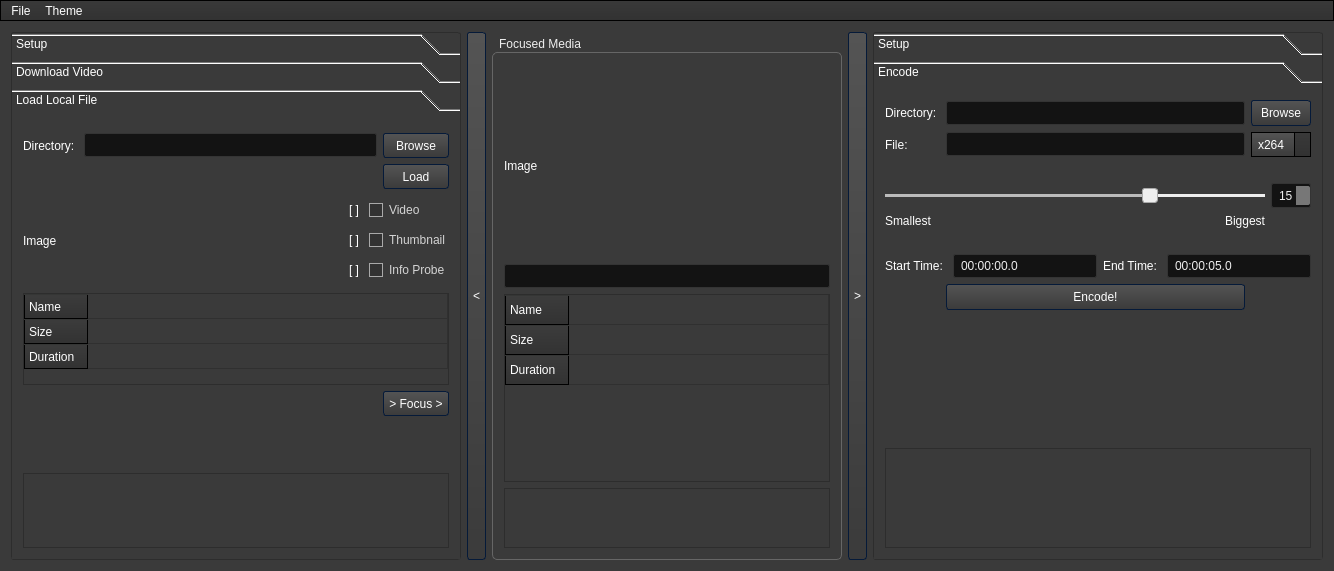
Chrscool8/ClipEZ-aka-Download-and-Clip, file Download_and_Clip.ui: the form before one commit.
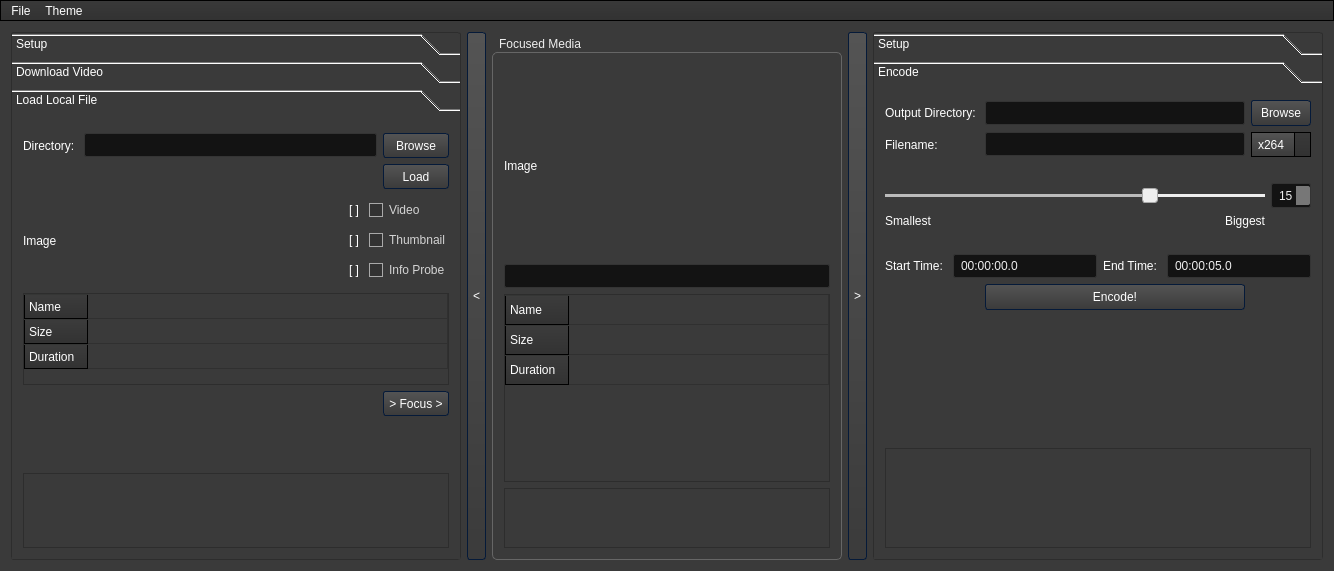
The form after the commit. The open tabs and pages were chosen to show the change. Icons and pictures are not drawn.

The edit to the form file:
```diff
--- a/Download_and_Clip.ui
+++ b/Download_and_Clip.ui
@@ -2402,7 +2402,7 @@
         <item row="0" column="0">
          <widget class="QLabel" name="encode_label">
           <property name="text">
-           <string>Directory: </string>
+           <string>Output Directory: </string>
           </property>
          </widget>
         </item>
@@ -2493,7 +2493,7 @@
         <item row="1" column="0">
          <widget class="QLabel" name="encode_label_2">
           <property name="text">
-           <string>File: </string>
+           <string>Filename: </string>
           </property>
          </widget>
         </item>
```
Left out of the diff: 4 changed lines with no effect on the pictures.
